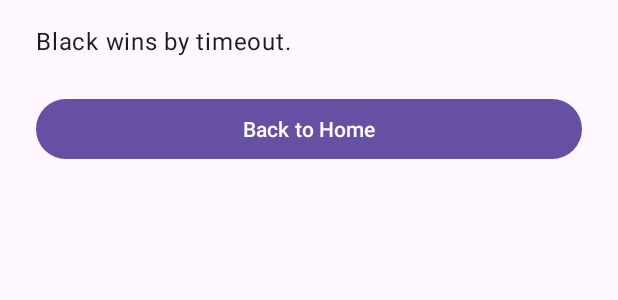
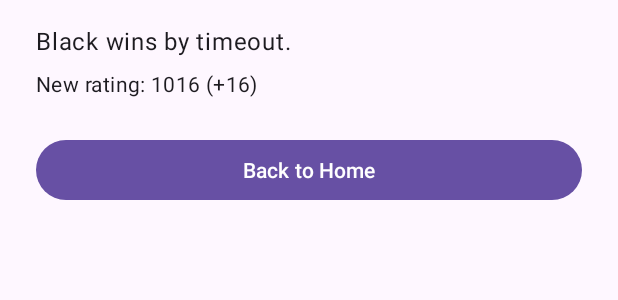
Before and after one commit to Uziel1305/ChessWhisper-Project, an Android app: the layout dialog_game_result.xml on its own in the app's theme, with its tools: preview values and no code run, on a phone screen of 412 x 824 dp. Shown: the top 300 px of the screen. Run offline under Robolectric (Android 15) with nearby library versions, the light colour scheme and no system bars; network calls fail.

Commit message:
CW-86: show rating delta in result dialog

```diff
--- a/android/app/src/main/java/com/example/chesswhisper/data/game/model/GameEnd.java
+++ b/android/app/src/main/java/com/example/chesswhisper/data/game/model/GameEnd.java
@@ -2,7 +2,12 @@ package com.example.chesswhisper.data.game.model;
 
 // Server's game.end payload — the real shape, per GameManager.js's endGame():
 // result is PGN notation ('1-0', '0-1', '1/2-1/2'), not a color/winner field.
+// newRating/ratingDelta (CW-134) are this recipient's own values — GameManager
+// sends a different payload to each socket now, not one shared object, since
+// the two players' rating changes genuinely differ.
 public class GameEnd {
     public String result;
     public String reason;
+    public int newRating;
+    public int ratingDelta;
 }
--- a/android/app/src/main/java/com/example/chesswhisper/ui/game/GameActivity.java
+++ b/android/app/src/main/java/com/example/chesswhisper/ui/game/GameActivity.java
@@ -187,7 +187,8 @@ public class GameActivity extends AppCompatActivity {
         gameEnded = true;
         handler.removeCallbacks(sendTimeoutRunnable);
         boardView.setInputEnabled(false);
-        GameResultDialog.show(this, event.result, event.reason, this::goToHome);
+        GameResultDialog.show(this, event.result, event.reason, event.newRating, event.ratingDelta,
+                this::goToHome);
     }
 
     private void confirmResign() {
--- a/android/app/src/main/res/layout/dialog_game_result.xml
+++ b/android/app/src/main/res/layout/dialog_game_result.xml
@@ -15,6 +15,14 @@
         android:textAppearance="?attr/textAppearanceBodyLarge"
         tools:text="Black wins by timeout." />
 
+    <TextView
+        android:id="@+id/ratingChangeText"
+        android:layout_width="match_parent"
+        android:layout_height="wrap_content"
+        android:layout_marginTop="8dp"
+        android:textAppearance="?attr/textAppearanceBodyMedium"
+        tools:text="New rating: 1016 (+16)" />
+
     <com.google.android.material.button.MaterialButton
         android:id="@+id/backToHomeButton"
         android:layout_width="match_parent"
--- a/android/app/src/main/res/values/strings.xml
+++ b/android/app/src/main/res/values/strings.xml
@@ -36,6 +36,10 @@
     <string name="game_over_title">Game Over</string>
     <string name="game_result_win">%1$s wins by %2$s.</string>
     <string name="game_result_draw">Draw by %1$s.</string>
+    <!-- %2$s is a pre-formatted signed delta ("+14"/"-9") built in code, not a
+         raw number — a loss must never print as a bare positive-looking digit
+         string with no sign at all. -->
+    <string name="game_result_rating_change">New rating: %1$d (%2$s)</string>
     <string name="game_result_back_home">Back to Home</string>
 
     <string name="resign">Resign</string>
```
Also changed, not shown: android/app/src/main/java/com/example/chesswhisper/ui/game/GameResultDialog.java (+8 -1 lines).
